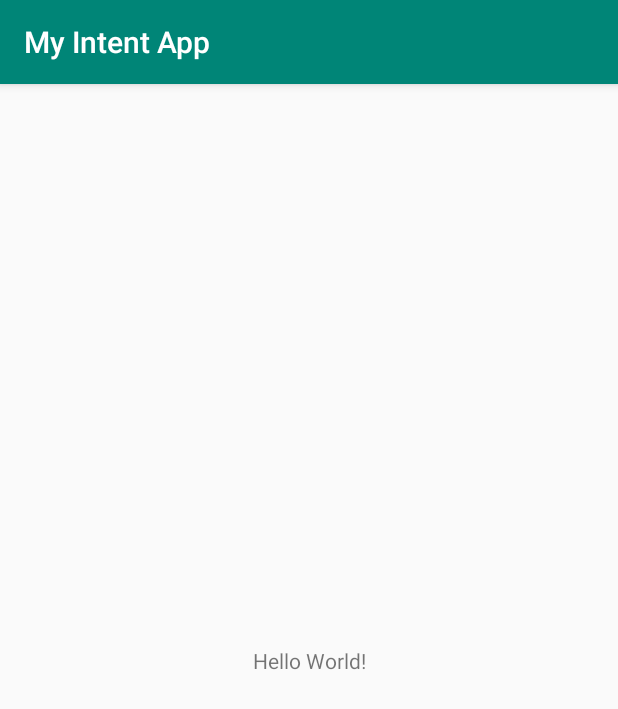
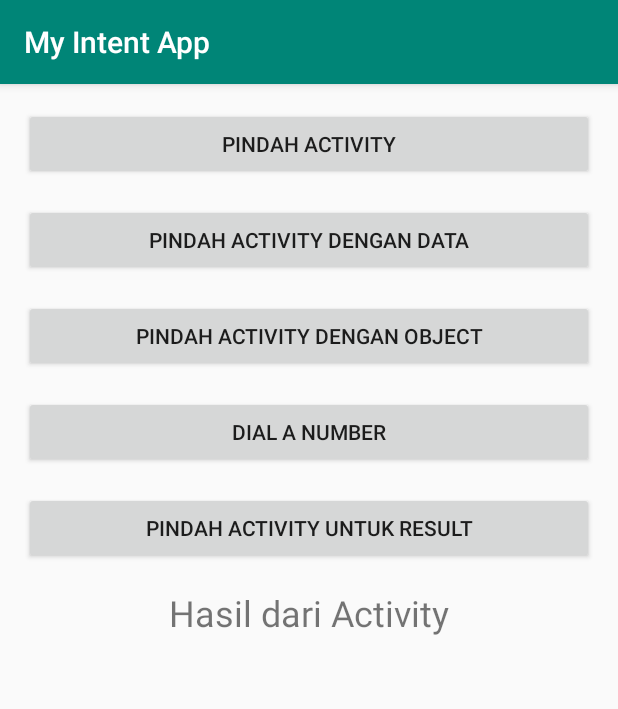
Before and after one commit to derahh/MADE-LearnKotlin, an Android app: the screen it shows after launch (MainActivity), on a phone screen of 412 x 824 dp. Shown: the top 709 px of the screen. Run offline under Robolectric (Android 15) with nearby library versions, the phone set to English and light mode, and no system bars.

Commit message:
done code

```diff
--- a/MyIntentApp/app/build.gradle
+++ b/MyIntentApp/app/build.gradle
@@ -3,6 +3,10 @@ apply plugin: 'com.android.application'
 apply plugin: 'kotlin-android'
 
 apply plugin: 'kotlin-android-extensions'
+
+androidExtensions {
+    experimental = true
+}
 
 android {
     compileSdkVersion 29
@@ -25,7 +29,7 @@ android {
 
 dependencies {
     implementation fileTree(dir: 'libs', include: ['*.jar'])
-    implementation"org.jetbrains.kotlin:kotlin-stdlib-jdk7:$kotlin_version"
+    implementation "org.jetbrains.kotlin:kotlin-stdlib-jdk7:$kotlin_version"
     implementation 'androidx.appcompat:appcompat:1.1.0'
     implementation 'androidx.core:core-ktx:1.1.0'
     implementation 'androidx.constraintlayout:constraintlayout:1.1.3'
--- a/MyIntentApp/app/src/main/AndroidManifest.xml
+++ b/MyIntentApp/app/src/main/AndroidManifest.xml
@@ -9,6 +9,10 @@
         android:roundIcon="@mipmap/ic_launcher_round"
         android:supportsRtl="true"
         android:theme="@style/AppTheme">
+        <activity android:name=".MoveForResultActivity"></activity>
+        <activity android:name=".MoveWithObjectActivity" />
+        <activity android:name=".MoveWithDataActivity" />
+        <activity android:name=".MoveActivity" />
         <activity android:name=".MainActivity">
             <intent-filter>
                 <action android:name="android.intent.action.MAIN" />
--- a/MyIntentApp/app/src/main/res/layout/activity_main.xml
+++ b/MyIntentApp/app/src/main/res/layout/activity_main.xml
@@ -1,18 +1,53 @@
 <?xml version="1.0" encoding="utf-8"?>
-<androidx.constraintlayout.widget.ConstraintLayout xmlns:android="http://schemas.android.com/apk/res/android"
-    xmlns:app="http://schemas.android.com/apk/res-auto"
+<LinearLayout xmlns:android="http://schemas.android.com/apk/res/android"
     xmlns:tools="http://schemas.android.com/tools"
     android:layout_width="match_parent"
     android:layout_height="match_parent"
+    android:orientation="vertical"
+    android:padding="16dp"
     tools:context=".MainActivity">
 
+    <Button
+        android:id="@+id/btn_move_activity"
+        android:layout_width="match_parent"
+        android:layout_height="wrap_content"
+        android:layout_marginBottom="16dp"
+        android:text="@string/move_activity"/>
+
+    <Button
+        android:id="@+id/btn_move_activity_data"
+        android:layout_width="match_parent"
+        android:layout_height="wrap_content"
+        android:layout_marginBottom="16dp"
+        android:text="@string/move_with_data" />
+
+    <Button
+        android:id="@+id/btn_move_activity_object"
+        android:layout_width="match_parent"
+        android:layout_height="wrap_content"
+        android:layout_marginBottom="16dp"
+        android:text="@string/move_with_object" />
+
+    <Button
+        android:id="@+id/btn_dial_number"
+        android:layout_width="match_parent"
+        android:layout_height="wrap_content"
+        android:layout_marginBottom="16dp"
+        android:text="@string/dial_number" />
+
+    <Button
+        android:id="@+id/btn_move_for_result"
+        android:layout_width="match_parent"
+        android:layout_height="wrap_content"
+        android:layout_marginBottom="16dp"
+        android:text="@string/move_with_result" />
+
     <TextView
-        android:layout_width="wrap_content"
+        android:id="@+id/tv_result"
+        android:layout_width="match_parent"
         android:layout_height="wrap_content"
-        android:text="Hello World!"
-        app:layout_constraintBottom_toBottomOf="parent"
-        app:layout_constraintLeft_toLeftOf="parent"
-        app:layout_constraintRight_toRightOf="parent"
-        app:layout_constraintTop_toTopOf="parent" />
+        android:gravity="center"
+        android:text="@string/result_from_activity"
+        android:textSize="24sp" />
 
-</androidx.constraintlayout.widget.ConstraintLayout>
+</LinearLayout>
--- a/MyIntentApp/app/src/main/res/values/strings.xml
+++ b/MyIntentApp/app/src/main/res/values/strings.xml
@@ -1,3 +1,18 @@
 <resources>
     <string name="app_name">My Intent App</string>
+    <string name="move_activity">Pindah Activity</string>
+    <string name="move_with_data">Pindah Activity dengan Data</string>
+    <string name="move_with_object">Pindah Activity dengan Object</string>
+    <string name="dial_number">Dial a Number</string>
+    <string name="move_with_result">Pindah Activity untuk Result</string>
+    <string name="result_from_activity">Hasil dari Activity</string>
+    <string name="choose_number">Pilih angka yang kamu suka</string>
+    <string name="_50">50</string>
+    <string name="_100">100</string>
+    <string name="_150">150</string>
+    <string name="_200">200</string>
+    <string name="choose">Pilih</string>
+    <string name="data_received">Data Diterima</string>
+    <string name="object_received">Object Diterima</string>
+    <string name="this_is_moveactivity">Ini MoveActivity</string>
 </resources>
```
Also changed, not shown: MyIntentApp/app/src/main/java/com/derahh/myintentapp/MainActivity.kt (+62 -1 lines), MyIntentApp/app/src/main/java/com/derahh/myintentapp/MoveActivity.kt (added, +12 -0 lines), MyIntentApp/app/src/main/java/com/derahh/myintentapp/MoveForResultActivity.kt (added, +48 -0 lines), MyIntentApp/app/src/main/java/com/derahh/myintentapp/MoveWithDataActivity.kt (added, +26 -0 lines), MyIntentApp/app/src/main/java/com/derahh/myintentapp/MoveWithObjectActivity.kt (added, +23 -0 lines), MyIntentApp/app/src/main/java/com/derahh/myintentapp/Person.kt (added, +12 -0 lines), MyIntentApp/app/src/main/res/layout/activity_move.xml (added, +14 -0 lines), MyIntentApp/app/src/main/res/layout/activity_move_for_result.xml (added, +58 -0 lines), MyIntentApp/app/src/main/res/layout/activity_move_with_data.xml (added, +15 -0 lines), MyIntentApp/app/src/main/res/layout/activity_move_with_object.xml (added, +15 -0 lines).
